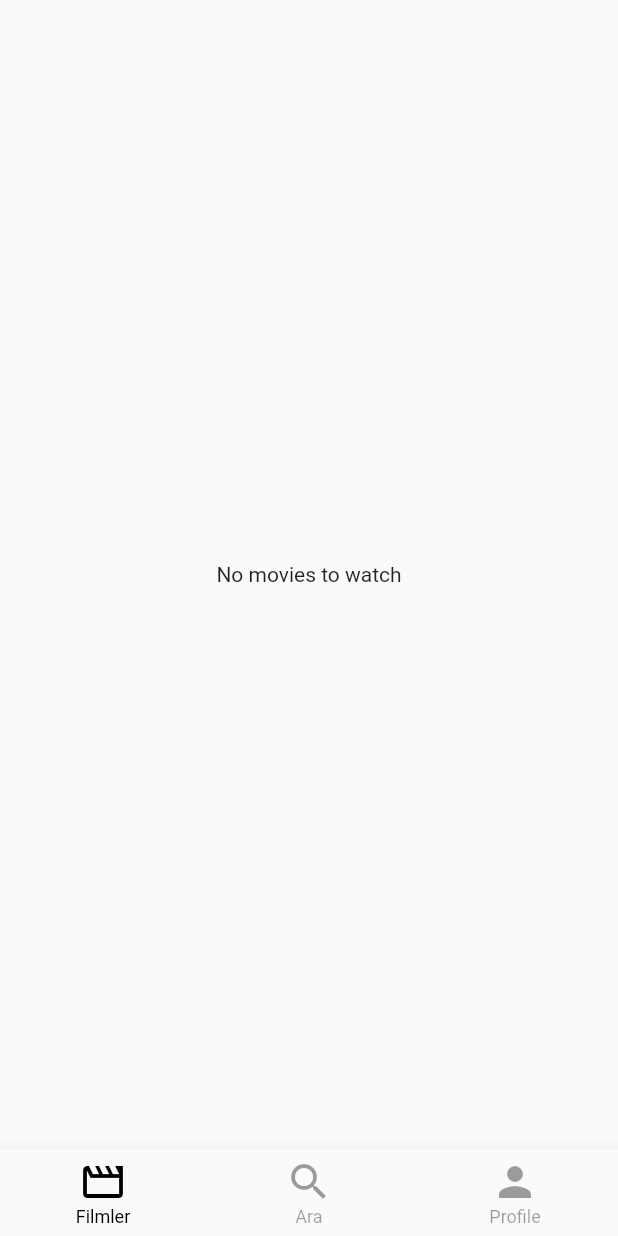
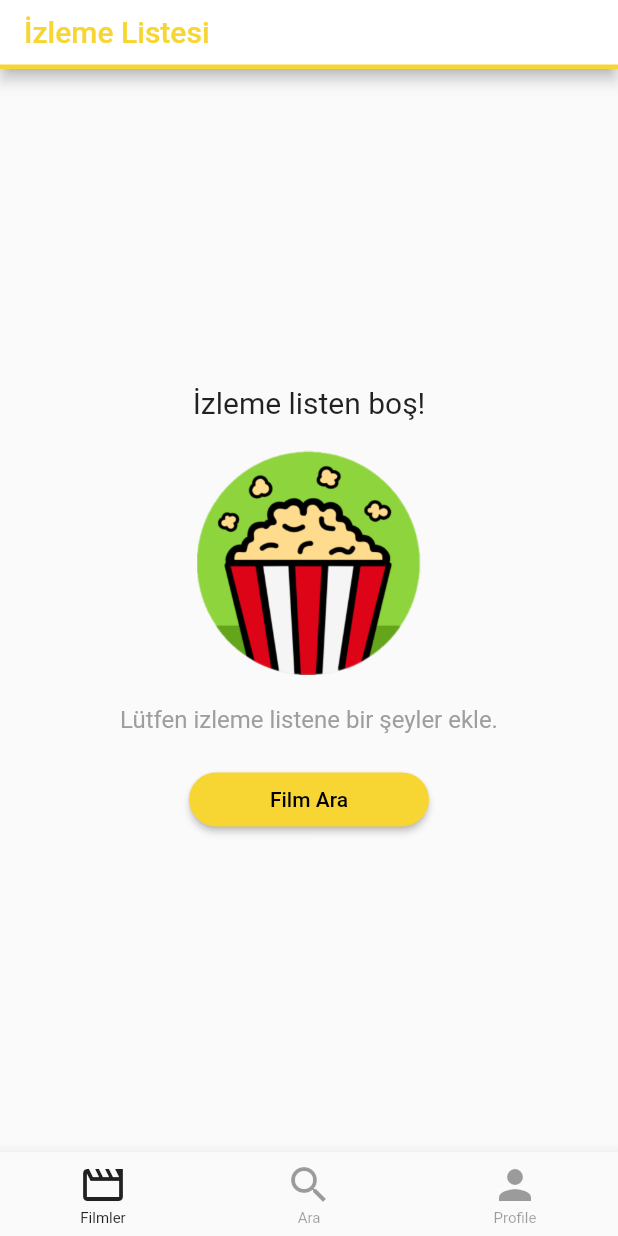
Before and after one commit to monvanCe/movieApp-Flutter, a Flutter app: the screen it shows after launch, on a phone screen of 412 x 824 dp. Run offline on Flutter 3.47's test engine with Material 2 defaults, Android fonts, the phone set to English and light mode, and no system bars; network calls fail.

Commit message:
styled films tabs

```diff
--- a/lib/bottombar/Films/films.dart
+++ b/lib/bottombar/Films/films.dart
@@ -1,8 +1,8 @@
 import 'package:flutter/material.dart';
-
 import '../../state/global_variables.dart';
-
 import 'package:provider/provider.dart';
+import '../../components/show_movie_details.dart';
+import '../../components/search_modal.dart';
 
 class Films extends StatelessWidget {
   const Films({Key? key}) : super(key: key);
@@ -13,23 +13,138 @@ class Films extends StatelessWidget {
       builder: (context, globalState, _) {
         if (GlobalState.movieToWatch.isNotEmpty) {
           return Scaffold(
+            appBar: AppBar(
+              title: const Text(
+                'İzleme Listesi',
+                style: TextStyle(
+                  color: Color(0xFFF7D633),
+                ),
+              ),
+              backgroundColor: Colors.white,
+              bottom: PreferredSize(
+                preferredSize: const Size.fromHeight(4.0),
+                child: Container(
+                  color: const Color(0xFFF7D633),
+                  height: 4.0,
+                ),
+              ),
+            ),
             body: SafeArea(
-              child: ListView.builder(
-                itemCount: GlobalState.movieToWatch.length,
-                itemBuilder: (context, index) {
-                  final movie = GlobalState.movieToWatch[index];
-                  return ListTile(
-                    title: Text(movie['title']),
-                  );
-                },
+              child: Container(
+                margin: EdgeInsets.symmetric(
+                    horizontal: MediaQuery.of(context).size.width * 0.02,
+                    vertical: MediaQuery.of(context).size.height * 0.01),
+                child: GridView.builder(
+                  gridDelegate: const SliverGridDelegateWithFixedCrossAxisCount(
+                    crossAxisCount: 3,
+                    childAspectRatio: 2 / 3,
+                    crossAxisSpacing: 5,
+                    mainAxisSpacing: 5,
+                  ),
+                  itemCount: GlobalState.movieToWatch.length,
+                  itemBuilder: (context, index) {
+                    var movie = GlobalState.movieToWatch[index];
+                    return GestureDetector(
+                      onTap: () {
+                        showMovieDetails(context, movie);
+                      },
+                      child: Container(
+                        decoration: BoxDecoration(
+                          borderRadius: BorderRadius.circular(16),
+                          boxShadow: [
+                            BoxShadow(
+                              color: Colors.black.withOpacity(0.1),
+                              blurRadius: 5,
+                              offset: const Offset(0, 2),
+                            ),
+                          ],
+                        ),
+                        child: movie['poster_path'] != null
+                            ? Image.network(
+                                'https://image.tmdb.org/t/p/w185${movie['poster_path']}',
+                                fit: BoxFit.cover,
+                              )
+                            : Container(
+                                width: 35,
+                                height: 35,
+                                color: Colors.white,
+                              ),
+                      ),
+                    );
+                  },
+                ),
               ),
             ),
           );
         } else {
-          return const Scaffold(
+          return Scaffold(
+            appBar: AppBar(
+              title: const Text(
+                'İzleme Listesi',
+                style: TextStyle(
+                  color: Color(0xFFF7D633),
+                ),
+              ),
+              backgroundColor: Colors.white,
+              toolbarHeight: 42,
+              bottom: PreferredSize(
+                preferredSize: const Size.fromHeight(4.0),
+                child: Container(
+                  color: const Color(0xFFF7D633),
+                  height: 3.0,
+                ),
+              ),
+            ),
             body: SafeArea(
               child: Center(
-                child: Text('No movies to watch'),
+                child: Column(
+                  mainAxisAlignment: MainAxisAlignment.center,
+                  children: [
+                    const Text(
+                      'İzleme listen boş!',
+                      style: TextStyle(fontSize: 20),
+                    ),
+                    const SizedBox(height: 20),
+                    Image.asset(
+                      'assets/empty-movie.png',
+                      width: 150,
+                      height: 150,
+                    ),
+                    const SizedBox(height: 20),
+                    const Text(
+                      'Lütfen izleme listene bir şeyler ekle.',
+                      style: TextStyle(fontSize: 16, color: Colors.grey),
+                    ),
+                    const SizedBox(height: 20),
+                    SizedBox(
+                      width: 160,
+                      child: ElevatedButton(
+                        onPressed: () {
+                          Navigator.of(context).push(
+                            MaterialPageRoute<void>(
+                              builder: (BuildContext context) {
+                                return const SearchModal();
+                              },
+                            ),
+                          );
+                        },
+                        style: ElevatedButton.styleFrom(
+                          backgroundColor: const Color(0xFFF7D633),
+                          shape: RoundedRectangleBorder(
+                            borderRadius: BorderRadius.circular(
+                                20), // Set the desired radius value
+                          ),
+                        ),
+                        child: const Text(
+                          'Film Ara',
+                          style: TextStyle(
+                            color: Colors.black, // Set the desired text color
+                          ),
+                        ),
+                      ),
+                    )
+                  ],
+                ),
               ),
             ),
           );
--- a/lib/bottombar/bottombar.dart
+++ b/lib/bottombar/bottombar.dart
@@ -32,10 +32,10 @@ class _MyAppState extends State<MainApp> {
         ),
         bottomNavigationBar: BottomNavigationBar(
           unselectedItemColor: Colors.black38,
-          selectedItemColor: Colors.black,
+          selectedItemColor: Colors.black87,
           currentIndex: _selectedIndex,
-          unselectedFontSize: 12,
-          selectedFontSize: 12,
+          unselectedFontSize: 10,
+          selectedFontSize: 10,
           onTap: (index) {
             setState(() {
               _selectedIndex = index;
```
Also changed, not shown: assets/empty-movie.png (added).
